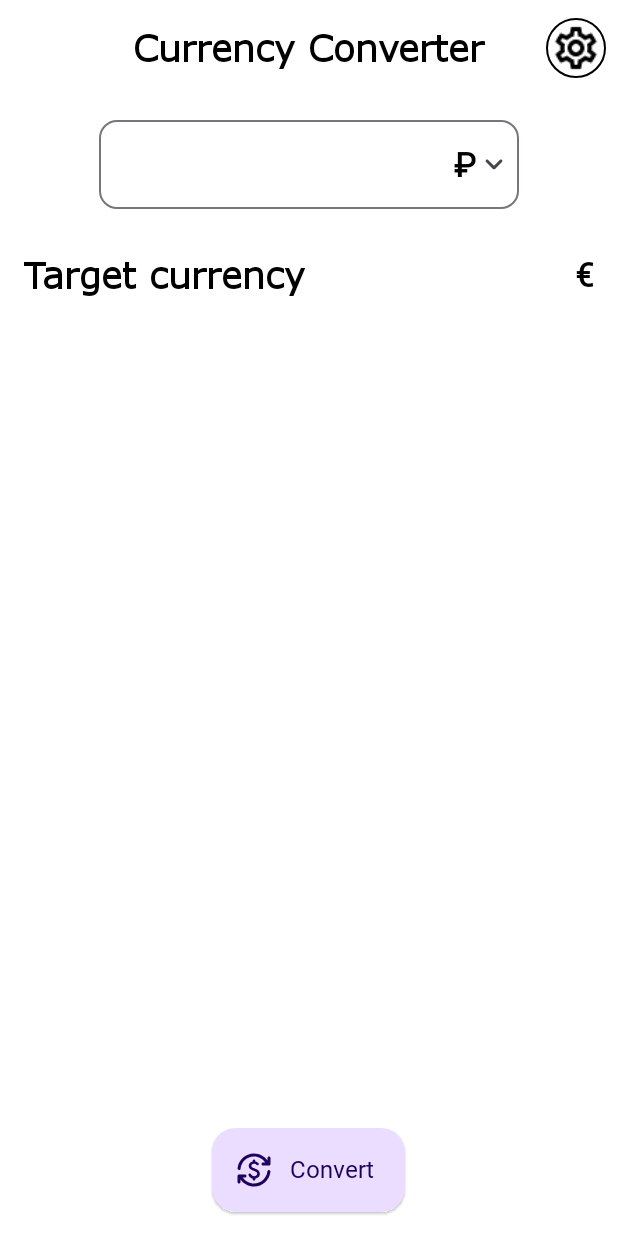
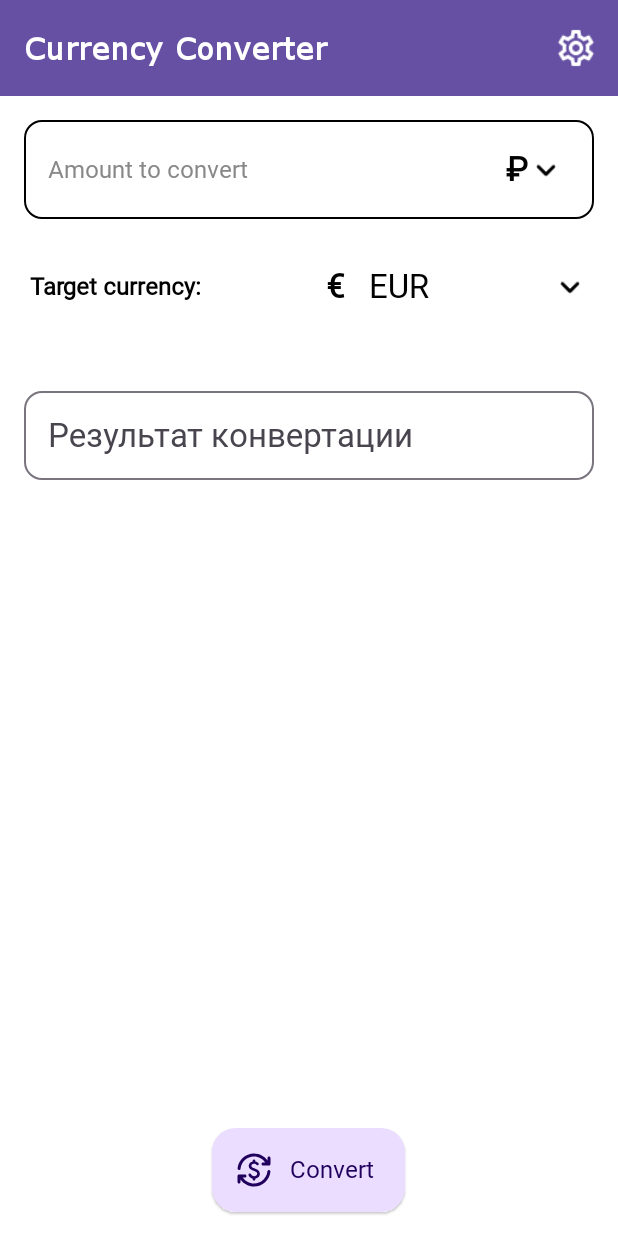
Before and after one commit to dragontino/CurrencyConverter, an Android app built with Jetpack Compose: the screen it shows after launch (MainActivity), on a phone screen of 412 x 824 dp. Run offline under Robolectric (Android 15) with nearby library versions, the phone set to English and light mode, and no system bars; our stand-ins replace Dagger/Hilt's generated code.

```diff
--- a/app/build.gradle.kts
+++ b/app/build.gradle.kts
@@ -21,11 +21,6 @@ android {
         }
 
         project.base.archivesName = "converter-$versionName"
-
-
-        properties["EXCHANGE_RATES_API_KEY"]?.let {
-            buildConfigField("String", "EXCHANGE_RATES_API_KEY", "\"$it\"")
-        }
     }
 
     buildTypes {
--- a/app/src/main/kotlin/com/currencyconverter/app/MainActivity.kt
+++ b/app/src/main/kotlin/com/currencyconverter/app/MainActivity.kt
@@ -2,22 +2,46 @@ package com.currencyconverter.app
 
 import android.os.Bundle
 import androidx.activity.ComponentActivity
+import androidx.activity.SystemBarStyle
 import androidx.activity.compose.setContent
 import androidx.activity.enableEdgeToEdge
-import androidx.lifecycle.viewmodel.compose.viewModel
+import androidx.activity.viewModels
+import androidx.compose.ui.graphics.Color
+import androidx.compose.ui.graphics.toArgb
+import androidx.lifecycle.viewmodel.initializer
+import androidx.lifecycle.viewmodel.viewModelFactory
 import com.currencyconverter.app.app.App
 import com.currencyconverter.app.ui.screens.NavigationScreen
 import com.currencyconverter.app.ui.theme.AppTheme
+import com.currencyconverter.app.util.isDarkTheme
+import com.currencyconverter.app.viewmodel.SettingsViewModel
+import com.currencyconverter.domain.model.ColorScheme
 
 class MainActivity : ComponentActivity() {
     override fun onCreate(savedInstanceState: Bundle?) {
         super.onCreate(savedInstanceState)
-        enableEdgeToEdge()
+
+        val settingsViewModel: SettingsViewModel by viewModels {
+            viewModelFactory {
+                initializer {
+                    (application as App).converterComponent.settingsViewModel()
+                }
+            }
+        }
+
+        val style = when (settingsViewModel.settings.scheme) {
+            ColorScheme.Dark -> SystemBarStyle.dark(scrim = Color.Transparent.toArgb())
+            else -> SystemBarStyle.auto(
+                lightScrim = Color.Transparent.toArgb(),
+                darkScrim = Color.Transparent.toArgb()
+            ) { resources ->
+                !resources.isDarkTheme()
+            }
+        }
+
+        enableEdgeToEdge(statusBarStyle = style)
+
         setContent {
-            val settingsViewModel = viewModel {
-                (application as App).converterComponent.settingsViewModel()
-            }
-
             AppTheme(settings = settingsViewModel.settings) {
                 NavigationScreen(application as App)
             }
--- a/app/src/main/kotlin/com/currencyconverter/app/di/DataModule.kt
+++ b/app/src/main/kotlin/com/currencyconverter/app/di/DataModule.kt
@@ -3,7 +3,7 @@ package com.currencyconverter.app.di
 import android.content.Context
 import com.currencyconverter.data.repository.ConversationRepositoryImpl
 import com.currencyconverter.data.repository.SettingsRepositoryImpl
-import com.currencyconverter.data.retrofit.ConverterAPI
+import com.currencyconverter.data.retrofit.RatesAPI
 import com.currencyconverter.data.storage.SharedPreferencesStorage
 import com.currencyconverter.domain.repository.ConversionRepository
 import com.currencyconverter.domain.repository.SettingsRepository
@@ -17,7 +17,7 @@ import javax.inject.Singleton
 class DataModule(private val context: Context) {
     @Singleton
     @Provides
-    fun provideConversionRepository(converter: ConverterAPI): ConversionRepository {
+    fun provideConversionRepository(converter: RatesAPI): ConversionRepository {
         return ConversationRepositoryImpl(converter)
     }
 
@@ -33,14 +33,14 @@ class DataModule(private val context: Context) {
 
     @Singleton
     @Provides
-    fun provideRetrofitService(retrofit: Retrofit): ConverterAPI {
-        return retrofit.create(ConverterAPI::class.java)
+    fun provideRetrofitService(retrofit: Retrofit): RatesAPI {
+        return retrofit.create(RatesAPI::class.java)
     }
 
     @Singleton
     @Provides
     fun provideRetrofit(): Retrofit = Retrofit.Builder()
-        .baseUrl("https://api.exchangeratesapi.io/v1/convert/")
+        .baseUrl("https://api.currencyapi.com/")
         .addConverterFactory(GsonConverterFactory.create())
         .build()
 }
--- a/app/src/main/kotlin/com/currencyconverter/app/ui/screens/MainScreen.kt
+++ b/app/src/main/kotlin/com/currencyconverter/app/ui/screens/MainScreen.kt
@@ -17,32 +17,30 @@ import androidx.compose.material.icons.rounded.Check
 import androidx.compose.material.icons.rounded.CurrencyExchange
 import androidx.compose.material.icons.rounded.KeyboardArrowDown
 import androidx.compose.material3.AlertDialog
-import androidx.compose.material3.CenterAlignedTopAppBar
 import androidx.compose.material3.CircularProgressIndicator
 import androidx.compose.material3.ExperimentalMaterial3Api
 import androidx.compose.material3.ExtendedFloatingActionButton
 import androidx.compose.material3.FabPosition
 import androidx.compose.material3.FloatingActionButtonDefaults
 import androidx.compose.material3.Icon
+import androidx.compose.material3.IconButton
 import androidx.compose.material3.ListItem
 import androidx.compose.material3.ListItemDefaults
+import androidx.compose.material3.LocalContentColor
 import androidx.compose.material3.MaterialTheme
-import androidx.compose.material3.OutlinedIconButton
 import androidx.compose.material3.OutlinedTextField
+import androidx.compose.material3.OutlinedTextFieldDefaults
 import androidx.compose.material3.Scaffold
 import androidx.compose.material3.Snackbar
 import androidx.compose.material3.SnackbarHost
 import androidx.compose.material3.SnackbarHostState
 import androidx.compose.material3.Text
 import androidx.compose.material3.TextButton
+import androidx.compose.material3.TopAppBar
 import androidx.compose.material3.TopAppBarDefaults
 import androidx.compose.runtime.Composable
 import androidx.compose.runtime.LaunchedEffect
-import androidx.compose.runtime.getValue
-import androidx.compose.runtime.mutableStateOf
 import androidx.compose.runtime.remember
-import androidx.compose.runtime.saveable.rememberSaveable
-import androidx.compose.runtime.setValue
 import androidx.compose.ui.Alignment
 import androidx.compose.ui.Modifier
 import androidx.compose.ui.draw.clip
@@ -54,6 +52,7 @@ import androidx.compose.ui.text.input.KeyboardType
 import androidx.compose.ui.text.style.TextAlign
 import androidx.compose.ui.unit.dp
 import com.currencyconverter.app.R
+import com.currencyconverter.app.util.reversed
 import com.currencyconverter.app.util.title
 import com.currencyconverter.app.viewmodel.MainViewModel
 import com.currencyconverter.app.viewmodel.ViewModelState
@@ -77,27 +76,27 @@ fun MainScreen(
 
     Scaffold(
         topBar = {
-            CenterAlignedTopAppBar(
+            TopAppBar(
                 title = {
                     Text(
                         text = title,
-                        style = MaterialTheme.typography.titleLarge,
+                        style = MaterialTheme.typography.titleMedium,
                         fontWeight = FontWeight.Bold
                     )
                 },
                 actions = {
-                    OutlinedIconButton(onClick = navigateToSettings) {
+                    IconButton(onClick = navigateToSettings) {
                         Icon(
                             imageVector = Icons.Outlined.Settings,
                             contentDescription = null,
-                            modifier = Modifier.scale(1.4f)
+                            modifier = Modifier.scale(1.2f)
                         )
                     }
                 },
-                colors = TopAppBarDefaults.centerAlignedTopAppBarColors(
-                    containerColor = MaterialTheme.colorScheme.background,
-                    titleContentColor = MaterialTheme.colorScheme.onBackground,
-                    actionIconContentColor = MaterialTheme.colorScheme.onBackground
+                colors = TopAppBarDefaults.topAppBarColors(
+                    containerColor = MaterialTheme.colorScheme.primary,
+                    titleContentColor = MaterialTheme.colorScheme.onPrimary,
+                    actionIconContentColor = MaterialTheme.colorScheme.onPrimary
                 )
             )
         },
@@ -127,8 +126,8 @@ fun MainScreen(
                 Snackbar(
                     snackbarData = it,
                     shape = MaterialTheme.shapes.medium,
-                    containerColor = MaterialTheme.colorScheme.background,
-                    contentColor = MaterialTheme.colorScheme.onBackground
+                    containerColor = MaterialTheme.colorScheme.background.reversed,
+                    contentColor = MaterialTheme.colorScheme.onBackground.reversed
                 )
             }
         },
@@ -159,7 +158,7 @@ private fun MainContent(
 ) {
     if (viewModel.showFromCurrencySelectionDialog) {
         CurrencySelectionDialog(
-            currency = viewModel.fromCurrency,
+            initialCurrency = viewModel.fromCurrency,
             onSave = { viewModel.fromCurrency = it },
             onClose = { viewModel.showFromCurrencySelectionDialog = false },
             title = stringResource(R.string.from_currency_title)
@@ -168,10 +167,11 @@ private fun MainContent(
 
     if (viewModel.showToCurrencySelectionDialog) {
         CurrencySelectionDialog(
-            currency = viewModel.toCurrency,
+            initialCurrency = viewModel.toCurrency,
             onSave = { viewModel.toCurrency = it },
             onClose = { viewModel.showToCurrencySelectionDialog = false },
-            title = stringResource(R.string.to_currency_title)
+            title = stringResource(R.string.to_currency_title),
+            disabledCurrencies = setOf(viewModel.fromCurrency)
         )
     }
 
@@ -184,68 +184,103 @@ private fun MainContent(
             .fillMaxSize()
             .verticalScroll(rememberScrollState())
     ) {
+
         OutlinedTextField(
             value = viewModel.amount,
             onValueChange = viewModel::amount::set,
-            trailingIcon = {
+            placeholder = {
+                Text(
+                    text = stringResource(R.string.amount_placeholder),
+                    style = MaterialTheme.typography.bodyMedium,
+                )
+            },
+            textStyle = MaterialTheme.typography.bodyLarge,
+            suffix = {
                 Row(
+                    verticalAlignment = Alignment.CenterVertically,
                     modifier = Modifier
+                        .clip(MaterialTheme.shapes.small)
                         .clickable { viewModel.showFromCurrencySelectionDialog = true }
-                        .clip(MaterialTheme.shapes.small)
+                        .padding(4.dp)
                 ) {
-                    Text(
-                        text = viewModel.fromCurrency.symbol,
-                        style = MaterialTheme.typography.bodyLarge,
-                        color = MaterialTheme.colorScheme.onBackground,
-                        fontWeight = FontWeight.Bold
-                    )
-
+                    CurrencySymbol(currency = viewModel.fromCurrency)
                     Icon(
                         imageVector = Icons.Rounded.KeyboardArrowDown,
-                        contentDescription = null
+                        contentDescription = null,
+                        modifier = Modifier.scale(1.1f)
                     )
                 }
             },
             singleLine = true,
             keyboardOptions = KeyboardOptions(keyboardType = KeyboardType.Decimal),
-            shape = MaterialTheme.shapes.medium
+            shape = MaterialTheme.shapes.medium,
+            colors = OutlinedTextFieldDefaults.colors(
+                focusedBorderColor = MaterialTheme.colorScheme.primary,
+                unfocusedBorderColor = MaterialTheme.colorScheme.onBackground,
+                focusedPlaceholderColor = Color.Gray,
+                unfocusedPlaceholderColor = Color.Gray,
+                focusedSuffixColor = MaterialTheme.colorScheme.primary,
+                unfocusedSuffixColor = MaterialTheme.colorScheme.onBackground,
+            ),
+            modifier = Modifier
+                .padding(horizontal = 16.dp)
+                .fillMaxWidth()
         )
 
-        ListItem(
-            headlineContent = {
+
+        Row(
+            verticalAlignment = Alignment.CenterVertically,
+            horizontalArrangement = Arrangement.SpaceBetween,
+            modifier = Modifier
+                .padding(horizontal = 16.dp)
+                .clip(MaterialTheme.shapes.small)
+                .clickable { viewModel.showToCurrencySelectionDialog = true }
+                .padding(vertical = 16.dp, horizontal = 4.dp)
+                .fillMaxWidth()
+        ) {
+            Text(
+                text = stringResource(R.string.to_currency_title) + ":",
+                style = MaterialTheme.typography.bodyMedium,
+                fontWeight = FontWeight.Bold,
+                textAlign = TextAlign.Start,
+                color = MaterialTheme.colorScheme.onBackground
+            )
+
+            Row(
+                verticalAlignment = Alignment.CenterVertically,
+                horizontalArrangement = Arrangement.spacedBy(16.dp)
+            ) {
+                CurrencySymbol(
+                    currency = viewModel.toCurrency,
+                    color = MaterialTheme.colorScheme.onBackground
+                )
                 Text(
-                    text = stringResource(R.string.to_currency_title),
-                    style = MaterialTheme.typography.headlineMedium,
-                    fontWeight = FontWeight.Bold,
-                    textAlign = TextAlign.Start
+                    text = viewModel.toCurrency.code,
+                    style = MaterialTheme.typography.bodyLarge,
+                    color = MaterialTheme.colorScheme.onBackground,
                 )
-            },
-            trailingContent = {
-                Text(
-                    text = viewModel.toCurrency.symbol,
-                    style = MaterialTheme.typography.bodyLarge,
-                    fontWeight = FontWeight.Bold
-                )
-            },
-            modifier = Modifier
-                .clickable { viewModel.showToCurrencySelectionDialog = true }
-                .fillMaxWidth(),
-            colors = ListItemDefaults.colors(
-                containerColor = Color.Transparent,
-                headlineColor = MaterialTheme.colorScheme.onBackground,
-                trailingIconColor = MaterialTheme.colorScheme.onBackground
+            }
+
+            Icon(
+                imageVector = Icons.Rounded.KeyboardArrowDown,
+                contentDescription = null,
+                modifier = Modifier.scale(1.1f)
             )
-        )
+        }
 
         if (viewModel.showResult) {
             OutlinedTextField(
                 value = viewModel.result,
                 onValueChange = {},
+                suffix = { CurrencySymbol(currency = viewModel.toCurrency) },
                 readOnly = true,
                 shape = MaterialTheme.shapes.medium,
                 label = {
                     Text("Результат конвертации")
-                }
+                },
+                modifier = Modifier
+                    .padding(16.dp)
+                    .fillMaxWidth()
             )
         }
     }
@@ -254,20 +289,19 @@ private fun MainContent(
 
 @Composable
 private fun CurrencySelectionDialog(
-    currency: Currency,
+    initialCurrency: Currency,
+    title: String,
     onSave: (Currency) -> Unit,
     onClose: () -> Unit,
-    title: String,
-    modifier: Modifier = Modifier
+    modifier: Modifier = Modifier,
+    disabledCurrencies: Set<Currency> = emptySet()
 ) {
-    var selectedCurrency by rememberSaveable { mutableStateOf(currency) }
-
     AlertDialog(
         onDismissRequest = onClose,
         confirmButton = {
             TextButton(
                 onClick = {
-                    onSave(selectedCurrency)
+                    onSave(initialCurrency)
                     onClose()
                 },
             ) {
@@ -301,6 +335,7 @@ private fun CurrencySelectionDialog(
                 modifier = Modifier.verticalScroll(rememberScrollState())
             ) {
                 Currency.entries.forEach { currency ->
+                    val isEnabled = currency !in disabledCurrencies
                     ListItem(
                         headlineContent = {
                             Text(
@@ -309,14 +344,16 @@ private fun CurrencySelectionDialog(
                             )
                         },
                         leadingContent = {
-                            Text(
-                                text = currency.symbol,
-                                style = MaterialTheme.typography.bodyLarge,
-                                fontWeight = FontWeight.Bold
+                            CurrencySymbol(
+                                currency = currency,
+                                color = when {
+                                    isEnabled -> MaterialTheme.colorScheme.onBackground
+                                    else -> Color.Gray
+                                }
                             )
                         },
                         trailingContent = {
-                            if (currency == selectedCurrency) {
+                            if (currency == initialCurrency) {
                                 Icon(
                                     imageVector = Icons.Rounded.Check,
                                     contentDescription = "checked"
@@ -325,12 +362,21 @@ private fun CurrencySelectionDialog(
                         },
                         colors = ListItemDefaults.colors(
                             containerColor = Color.Transparent,
-                            headlineColor = MaterialTheme.colorScheme.onBackground,
-                            leadingIconColor = MaterialTheme.colorScheme.onBackground,
+                            headlineColor = when {
+                                isEnabled -> MaterialTheme.colorScheme.onBackground
+                                else -> Color.Gray
+                            },
+                            leadingIconColor = when {
+                                isEnabled -> MaterialTheme.colorScheme.onBackground
+                                else -> Color.Gray
+                            },
                             trailingIconColor = MaterialTheme.colorScheme.primary
                         ),
                         modifier = Modifier
-                            .clickable { selectedCurrency = currency }
+                            .clickable(enabled = isEnabled) {
+                                onSave(currency)
+                                onClose()
+                            }
                             .clip(MaterialTheme.shapes.medium)
                     )
                 }
@@ -339,3 +385,20 @@ private fun CurrencySelectionDialog(
         modifier = modifier,
     )
 }
+
+
+
+@Composable
+private fun CurrencySymbol(
+    currency: Currency,
+    modifier: Modifier = Modifier,
+    color: Color = LocalContentColor.current
+) {
+    Text(
+        text = currency.symbol,
+        style = MaterialTheme.typography.bodyLarge,
+        fontWeight = FontWeight.Bold,
+        color = color,
+        modifier = modifier
+    )
+}
--- a/app/src/main/kotlin/com/currencyconverter/app/ui/theme/Theme.kt
+++ b/app/src/main/kotlin/com/currencyconverter/app/ui/theme/Theme.kt
@@ -15,16 +15,16 @@ import com.currencyconverter.domain.model.Settings
 
 private val DarkColorScheme = darkColorScheme(
     primary = Purple80,
-    onPrimary = Color.White,
+    onPrimary = Color.Black,
     secondary = PurpleGrey80,
     tertiary = Pink80,
     background = BackgroundDark,
-    onBackground = Color.Black
+    onBackground = Color.White
 )
 
 private val LightColorScheme = lightColorScheme(
     primary = Purple40,
-    onPrimary = Color.Black,
+    onPrimary = Color.White,
     secondary = PurpleGrey40,
     tertiary = Pink40,
     background = Color.White,
--- a/app/src/main/kotlin/com/currencyconverter/app/util/Utils.kt
+++ b/app/src/main/kotlin/com/currencyconverter/app/util/Utils.kt
@@ -1,5 +1,7 @@
 package com.currencyconverter.app.util
 
+import android.content.res.Configuration
+import android.content.res.Resources
 import androidx.compose.runtime.Composable
 import androidx.compose.ui.graphics.Color
 import androidx.compose.ui.res.stringResource
@@ -7,7 +9,11 @@ import com.currencyconverter.app.R
 import com.currencyconverter.domain.model.Currency
 
 val Color.reversed: Color
-    get() = copy(alpha = 1 - red, red = 1 - green, green = 1 - blue)
+    get() = copy(red = 1 - red, green = 1 - green, blue = 1 - blue)
+
+
+fun Resources.isDarkTheme(): Boolean =
+    (configuration.uiMode and Configuration.UI_MODE_NIGHT_MASK) == Configuration.UI_MODE_NIGHT_YES
 
 
 val Currency.title: String
--- a/app/src/main/res/values/strings.xml
+++ b/app/src/main/res/values/strings.xml
@@ -4,11 +4,13 @@
     <string name="from_currency_title">Source currency</string>
     <string name="to_currency_title">Target currency</string>
     <string name="convert_action">Convert</string>
+    <string name="amount_placeholder">Amount to convert</string>
 
     <!--  Settings Screen  -->
     <string name="dynamic_color">Use dynamic colors in the application design</string>
     <string name="dynamic_color_desc">Application color palette automatically adapts and integrates with user settings</string>
     <string name="save">Save</string>
+    <string name="color_scheme">Color Scheme</string>
 
     <!--  Currencies  -->
     <string name="ruble">Russian Ruble</string>
--- a/data/src/main/kotlin/com/currencyconverter/data/retrofit/ConverterAPI.kt
+++ /dev/null
@@ -1,16 +0,0 @@
-package com.currencyconverter.data.retrofit
-
-import com.currencyconverter.data.model.CurrencyConversion
-import retrofit2.Response
-import retrofit2.http.GET
-import retrofit2.http.Query
-
-interface ConverterAPI {
-    @GET("/v1/convert")
-    suspend fun convert(
-        @Query("access_key") apiKey: String,
-        @Query("from") fromCurrencyCode: String,
-        @Query("to") toCurrencyCode: String,
-        @Query("amount") amount: Double
-    ): Response<CurrencyConversion>
-}
--- /dev/null
+++ b/data/src/main/kotlin/com/currencyconverter/data/retrofit/RatesAPI.kt
@@ -0,0 +1,16 @@
+package com.currencyconverter.data.retrofit
+
+import com.currencyconverter.data.model.CurrencyApi
+import retrofit2.Response
+import retrofit2.http.GET
+import retrofit2.http.Header
+import retrofit2.http.Query
+
+interface RatesAPI {
+    @GET("/v3/latest")
+    suspend fun latestRate(
+        @Header("apikey") apiKey: String,
+        @Query("base_currency") fromCurrencyCode: String,
+        @Query("currencies") toCurrencyCode: String
+    ): Response<CurrencyApi>
+}
--- a/domain/src/main/kotlin/com/currencyconverter/domain/repository/ConversionRepository.kt
+++ b/domain/src/main/kotlin/com/currencyconverter/domain/repository/ConversionRepository.kt
@@ -1,7 +1,8 @@
 package com.currencyconverter.domain.repository
 
 import com.currencyconverter.domain.model.ConversionQuery
+import com.currencyconverter.domain.model.ConversionResponse
 
 interface ConversionRepository {
-    suspend fun convertCurrency(query: ConversionQuery): Result<Double>
+    suspend fun convertCurrency(query: ConversionQuery): Result<ConversionResponse>
 }
```
Also changed, not shown: app/src/main/kotlin/com/currencyconverter/app/ui/screens/SettingsScreen.kt (+21 -4 lines), app/src/main/kotlin/com/currencyconverter/app/viewmodel/MainViewModel.kt (+7 -6 lines), build.gradle.kts (+0 -12 lines), data/build.gradle.kts (+11 -3 lines), data/src/main/kotlin/com/currencyconverter/data/model/CurrencyApi.kt (added, +14 -0 lines), data/src/main/kotlin/com/currencyconverter/data/model/CurrencyConversion.kt (deleted, +0 -21 lines), data/src/main/kotlin/com/currencyconverter/data/repository/ConversationRepositoryImpl.kt (+38 -9 lines), domain/src/main/kotlin/com/currencyconverter/domain/model/ConversionResponse.kt (added, +10 -0 lines), 1 other file.
